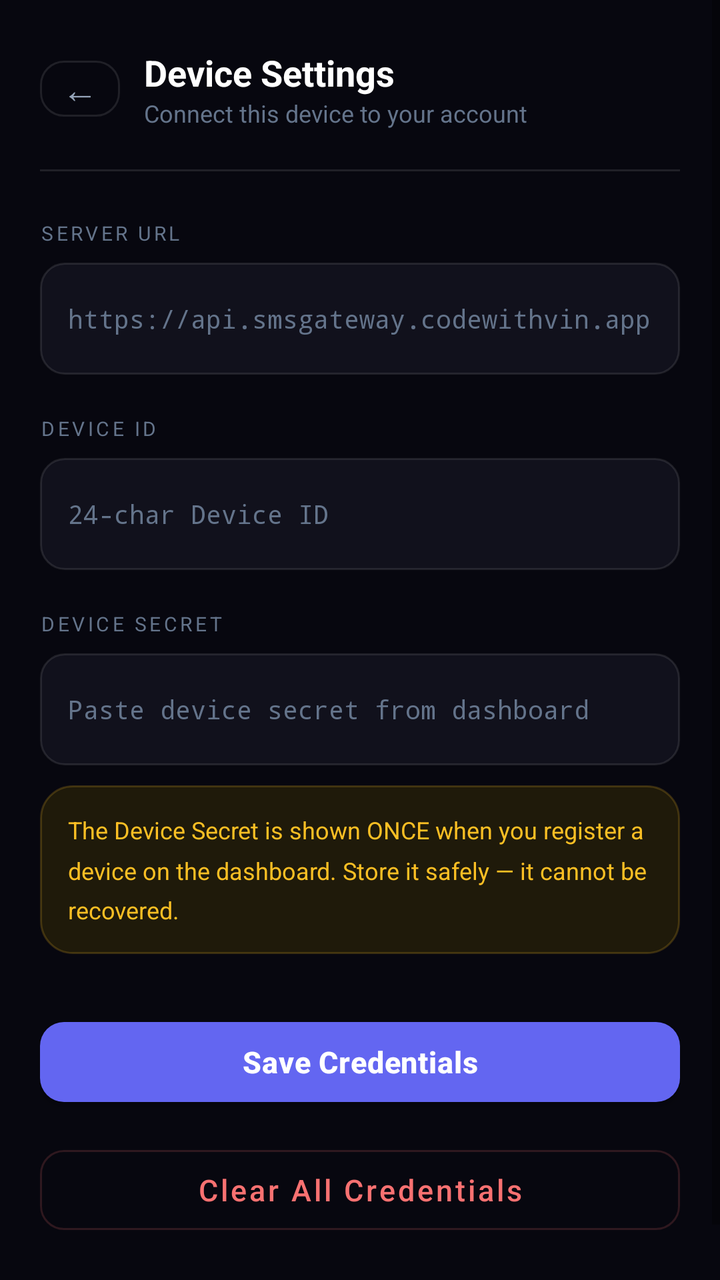
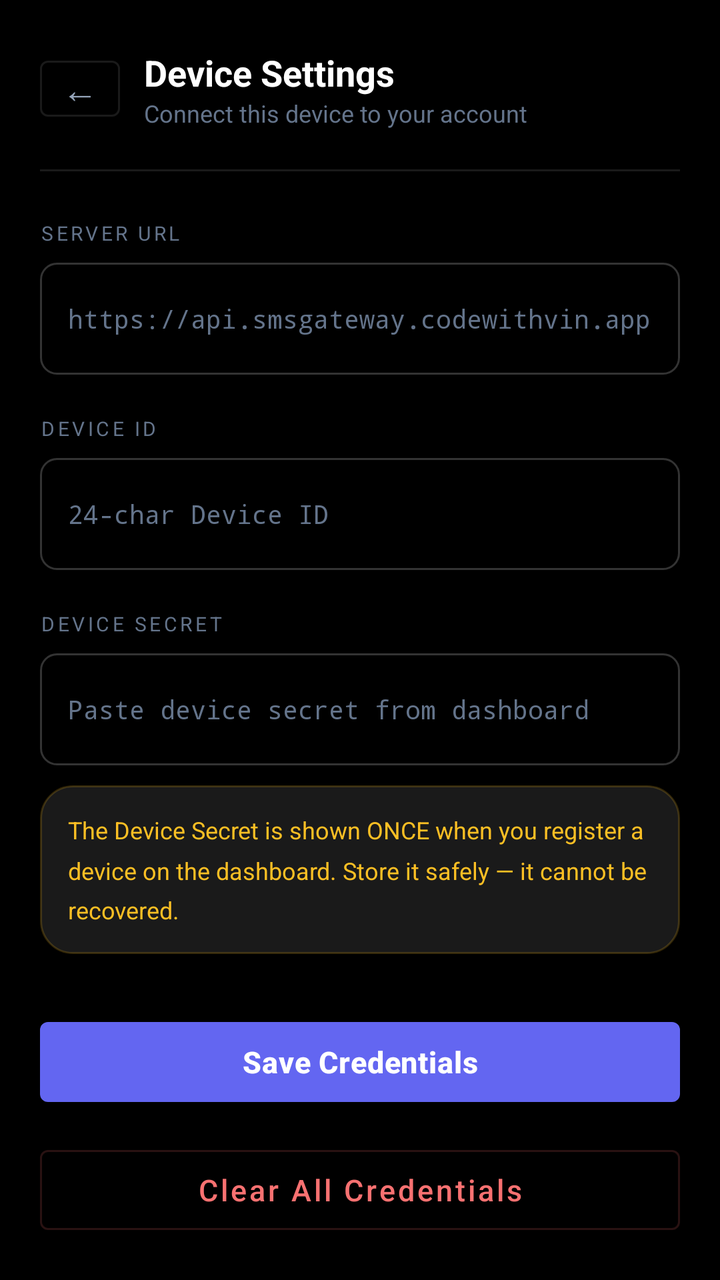

An Android layout rendered at two revisions. The XML below is the earlier revision; the diff shows what the commit changed to produce the second picture.
<!-- AndroidManifest.xml: activity theme Theme.SmsGateway -->
<!-- res/layout/activity_settings.xml -->
<?xml version="1.0" encoding="utf-8"?>
<ScrollView xmlns:android="http://schemas.android.com/apk/res/android"
    android:layout_width="match_parent"
    android:layout_height="match_parent"
    android:background="@color/bg_base">

    <LinearLayout
        android:layout_width="match_parent"
        android:layout_height="wrap_content"
        android:orientation="vertical"
        android:paddingStart="20dp"
        android:paddingEnd="20dp"
        android:paddingBottom="32dp">

        
        <LinearLayout
            android:layout_width="match_parent"
            android:layout_height="wrap_content"
            android:orientation="horizontal"
            android:gravity="center_vertical"
            android:paddingTop="24dp"
            android:paddingBottom="4dp">

            <com.google.android.material.button.MaterialButton
                android:id="@+id/btnBack"
                style="@style/Widget.SmsGateway.Button.Secondary"
                android:layout_width="40dp"
                android:layout_height="40dp"
                android:text="←"
                android:textAllCaps="false"
                android:textSize="18sp"
                android:paddingStart="0dp"
                android:paddingEnd="0dp"
                android:paddingTop="0dp"
                android:paddingBottom="0dp"
                android:layout_marginEnd="12dp" />

            <LinearLayout
                android:layout_width="0dp"
                android:layout_height="wrap_content"
                android:layout_weight="1"
                android:orientation="vertical">

                <TextView
                    android:layout_width="wrap_content"
                    android:layout_height="wrap_content"
                    android:text="Device Settings"
                    android:textSize="18sp"
                    android:textStyle="bold"
                    android:textColor="@color/text_primary" />

                <TextView
                    android:layout_width="wrap_content"
                    android:layout_height="wrap_content"
                    android:text="Connect this device to your account"
                    android:textSize="12sp"
                    android:textColor="@color/text_muted" />
            </LinearLayout>
        </LinearLayout>

        
        <View
            android:layout_width="match_parent"
            android:layout_height="1dp"
            android:background="@color/border"
            android:layout_marginTop="16dp"
            android:layout_marginBottom="24dp" />

        
        <TextView
            android:layout_width="wrap_content"
            android:layout_height="wrap_content"
            android:text="SERVER URL"
            android:textSize="10sp"
            android:textColor="@color/text_muted"
            android:letterSpacing="0.15"
            android:layout_marginBottom="8dp" />

        <EditText
            android:id="@+id/etServerUrl"
            android:layout_width="match_parent"
            android:layout_height="56dp"
            android:inputType="textUri"
            android:hint="https://api.smsgateway.codewithvin.app"
            android:padding="14dp"
            android:textSize="13sp"
            android:textColor="@color/text_primary"
            android:textColorHint="@color/text_muted"
            android:background="@drawable/input_background"
            android:fontFamily="monospace"
            android:layout_marginBottom="20dp" />

        
        <TextView
            android:layout_width="wrap_content"
            android:layout_height="wrap_content"
            android:text="DEVICE ID"
            android:textSize="10sp"
            android:textColor="@color/text_muted"
            android:letterSpacing="0.15"
            android:layout_marginBottom="8dp" />

        <EditText
            android:id="@+id/etDeviceId"
            android:layout_width="match_parent"
            android:layout_height="56dp"
            android:inputType="textNoSuggestions"
            android:hint="24-char Device ID"
            android:padding="14dp"
            android:textSize="13sp"
            android:textColor="@color/indigo_soft"
            android:textColorHint="@color/text_muted"
            android:background="@drawable/input_background"
            android:fontFamily="monospace"
            android:layout_marginBottom="20dp" />

        
        <TextView
            android:layout_width="wrap_content"
            android:layout_height="wrap_content"
            android:text="DEVICE SECRET"
            android:textSize="10sp"
            android:textColor="@color/text_muted"
            android:letterSpacing="0.15"
            android:layout_marginBottom="8dp" />

        <EditText
            android:id="@+id/etDeviceSecret"
            android:layout_width="match_parent"
            android:layout_height="56dp"
            android:inputType="textPassword"
            android:hint="Paste device secret from dashboard"
            android:padding="14dp"
            android:textSize="13sp"
            android:textColor="@color/green"
            android:textColorHint="@color/text_muted"
            android:background="@drawable/input_background"
            android:fontFamily="monospace"
            android:layout_marginBottom="10dp" />

        
        <LinearLayout
            android:layout_width="match_parent"
            android:layout_height="wrap_content"
            android:orientation="vertical"
            android:background="@drawable/card_warning"
            android:padding="14dp"
            android:layout_marginBottom="28dp">

            <TextView
                android:layout_width="match_parent"
                android:layout_height="wrap_content"
                android:text="The Device Secret is shown ONCE when you register a device on the dashboard. Store it safely — it cannot be recovered."
                android:textSize="12sp"
                android:textColor="@color/amber"
                android:lineSpacingMultiplier="1.4" />
        </LinearLayout>

        
        <com.google.android.material.button.MaterialButton
            android:id="@+id/btnSave"
            style="@style/Widget.SmsGateway.Button.Primary"
            android:layout_width="match_parent"
            android:layout_height="52dp"
            android:text="Save Credentials"
            android:textColor="#ffffff"
            android:textAllCaps="false"
            android:textSize="15sp"
            android:textStyle="bold"
            android:layout_marginBottom="12dp" />

        
        <com.google.android.material.button.MaterialButton
            android:id="@+id/btnClear"
            style="@style/Widget.SmsGateway.Button.Danger"
            android:layout_width="match_parent"
            android:layout_height="52dp"
            android:text="Clear All Credentials"
            android:textColor="@color/red"
            android:textAllCaps="false"
            android:textSize="15sp"
            android:layout_marginBottom="16dp" />

    </LinearLayout>
</ScrollView>
<!-- resources referenced by this layout -->
<resources>
  <color name="amber">#fbbf24</color>
  <color name="bg_base">#07070F</color>
  <color name="border">#1AFFFFFF</color>
  <color name="green">#4ade80</color>
  <color name="indigo_soft">#818cf8</color>
  <color name="red">#f87171</color>
  <color name="text_muted">#64748B</color>
  <color name="text_primary">#FFFFFF</color>
  <!-- drawable card_warning (drawable) -->
  <?xml version="1.0" encoding="utf-8"?>
  <shape xmlns:android="http://schemas.android.com/apk/res/android"
      android:shape="rectangle">
      <solid android:color="@color/amber_bg" />
      <stroke android:width="1dp" android:color="#33fbbf24" />
      <corners android:radius="16dp" />
  </shape>
  <!-- drawable input_background (drawable) -->
  <?xml version="1.0" encoding="utf-8"?>
  <shape xmlns:android="http://schemas.android.com/apk/res/android"
      android:shape="rectangle">
      <solid android:color="@color/bg_elevated" />
      <stroke android:width="1dp" android:color="@color/border" />
      <corners android:radius="12dp" />
  </shape>
  <style name="Widget.SmsGateway.Button.Danger" parent="Widget.MaterialComponents.Button.OutlinedButton">
          <item name="strokeColor">#2af87171</item>
          <item name="android:textColor">@color/red</item>
          <item name="android:textSize">14sp</item>
          <item name="cornerRadius">12dp</item>
          <item name="rippleColor">#1af87171</item>
      </style>
  <style name="Widget.SmsGateway.Button.Primary" parent="Widget.MaterialComponents.Button">
          <item name="backgroundTint">@color/brand</item>
          <item name="android:textColor">@color/text_primary</item>
          <item name="android:textSize">14sp</item>
          <item name="android:letterSpacing">0.02</item>
          <item name="cornerRadius">12dp</item>
      </style>
  <style name="Widget.SmsGateway.Button.Secondary" parent="Widget.MaterialComponents.Button.OutlinedButton">
          <item name="strokeColor">@color/border</item>
          <item name="android:textColor">@color/text_secondary</item>
          <item name="android:textSize">14sp</item>
          <item name="cornerRadius">12dp</item>
          <item name="rippleColor">#1affffff</item>
      </style>
  <style name="Theme.SmsGateway" parent="Theme.MaterialComponents.DayNight.NoActionBar">
          <item name="colorPrimary">@color/brand</item>
          <item name="colorPrimaryVariant">@color/brand_dark</item>
          <item name="colorOnPrimary">@color/text_primary</item>
          <item name="colorSurface">@color/bg_surface</item>
          <item name="colorOnSurface">@color/text_primary</item>
          <item name="android:windowBackground">@color/bg_base</item>
          <item name="android:statusBarColor">@color/bg_base</item>
          <item name="android:navigationBarColor">@color/bg_base</item>
          <item name="android:windowLightStatusBar">false</item>
          
          <item name="colorAccent">@color/brand</item>
          
          <item name="snackbarStyle">@style/Widget.SmsGateway.Snackbar</item>
      </style>
  <color name="amber_bg">#1f1a0a</color>
  <color name="bg_elevated">#11111C</color>
  <color name="brand">#6366f1</color>
  <color name="text_secondary">#94A3B8</color>
  <color name="brand_dark">#4f46e5</color>
  <color name="bg_surface">#0A0A14</color>
  <style name="Widget.SmsGateway.Snackbar" parent="Widget.MaterialComponents.Snackbar">
          <item name="android:layout_margin">16dp</item>
          <item name="animationMode">slide</item>
      </style>
</resources>

<!-- the commit's change to res/layout/activity_settings.xml (unified diff, before → after) -->
@@ -68,6 +68,7 @@
 
         
         <TextView
+            android:id="@+id/tvServerUrlLabel"
             android:layout_width="wrap_content"
             android:layout_height="wrap_content"
             android:text="SERVER URL"
<!-- resource entries referenced after the edit -->
@@ -1,7 +1,7 @@
 <!-- resources referenced by this layout -->
 <resources>
   <color name="amber">#fbbf24</color>
-  <color name="bg_base">#07070F</color>
+  <color name="bg_base">#000000</color>
   <color name="border">#1AFFFFFF</color>
   <color name="green">#4ade80</color>
   <color name="indigo_soft">#818cf8</color>
@@ -12,23 +12,23 @@
   <?xml version="1.0" encoding="utf-8"?>
   <shape xmlns:android="http://schemas.android.com/apk/res/android"
       android:shape="rectangle">
-      <solid android:color="@color/amber_bg" />
-      <stroke android:width="1dp" android:color="#33fbbf24" />
+      <solid android:color="#1AFFFFFF" /> 
+      <stroke android:width="1dp" android:color="#33FBBF24" /> 
       <corners android:radius="16dp" />
   </shape>
   <!-- drawable input_background (drawable) -->
   <?xml version="1.0" encoding="utf-8"?>
   <shape xmlns:android="http://schemas.android.com/apk/res/android"
       android:shape="rectangle">
-      <solid android:color="@color/bg_elevated" />
-      <stroke android:width="1dp" android:color="@color/border" />
-      <corners android:radius="12dp" />
+      <solid android:color="#000000" /> 
+      <stroke android:width="1dp" android:color="#33FFFFFF" />
+      <corners android:radius="8dp" />
   </shape>
   <style name="Widget.SmsGateway.Button.Danger" parent="Widget.MaterialComponents.Button.OutlinedButton">
           <item name="strokeColor">#2af87171</item>
           <item name="android:textColor">@color/red</item>
           <item name="android:textSize">14sp</item>
-          <item name="cornerRadius">12dp</item>
+          <item name="cornerRadius">4dp</item>
           <item name="rippleColor">#1af87171</item>
       </style>
   <style name="Widget.SmsGateway.Button.Primary" parent="Widget.MaterialComponents.Button">
@@ -36,13 +36,13 @@
           <item name="android:textColor">@color/text_primary</item>
           <item name="android:textSize">14sp</item>
           <item name="android:letterSpacing">0.02</item>
-          <item name="cornerRadius">12dp</item>
+          <item name="cornerRadius">4dp</item>
       </style>
   <style name="Widget.SmsGateway.Button.Secondary" parent="Widget.MaterialComponents.Button.OutlinedButton">
           <item name="strokeColor">@color/border</item>
           <item name="android:textColor">@color/text_secondary</item>
           <item name="android:textSize">14sp</item>
-          <item name="cornerRadius">12dp</item>
+          <item name="cornerRadius">4dp</item>
           <item name="rippleColor">#1affffff</item>
       </style>
   <style name="Theme.SmsGateway" parent="Theme.MaterialComponents.DayNight.NoActionBar">
@@ -60,12 +60,10 @@
           
           <item name="snackbarStyle">@style/Widget.SmsGateway.Snackbar</item>
       </style>
-  <color name="amber_bg">#1f1a0a</color>
-  <color name="bg_elevated">#11111C</color>
   <color name="brand">#6366f1</color>
   <color name="text_secondary">#94A3B8</color>
   <color name="brand_dark">#4f46e5</color>
-  <color name="bg_surface">#0A0A14</color>
+  <color name="bg_surface">#050505</color>
   <style name="Widget.SmsGateway.Snackbar" parent="Widget.MaterialComponents.Snackbar">
           <item name="android:layout_margin">16dp</item>
           <item name="animationMode">slide</item>
